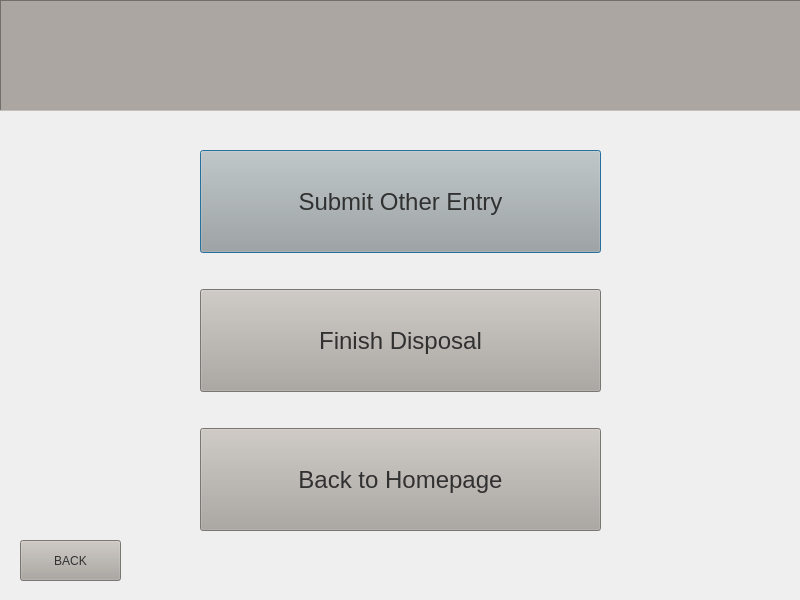
The window that addentry.ui (IshahBautista/BasuraGUIs) describes before a commit, drawn with Qt 5.
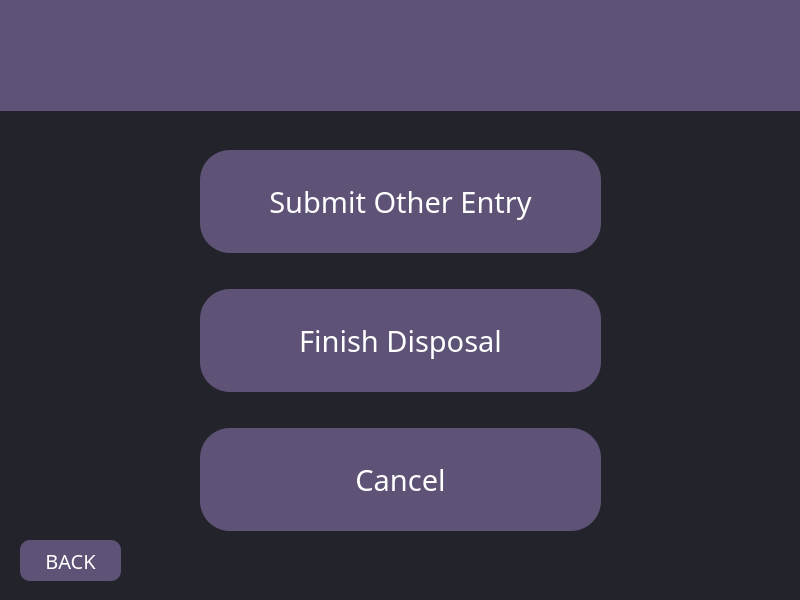
The same window after the commit.

Diff of the .ui file:
```diff
--- a/addentry.ui
+++ b/addentry.ui
@@ -10,9 +10,24 @@
     <height>600</height>
    </rect>
   </property>
+  <property name="sizePolicy">
+   <sizepolicy hsizetype="Fixed" vsizetype="Fixed">
+    <horstretch>0</horstretch>
+    <verstretch>0</verstretch>
+   </sizepolicy>
+  </property>
+  <property name="maximumSize">
+   <size>
+    <width>800</width>
+    <height>600</height>
+   </size>
+  </property>
   <property name="windowTitle">
    <string>Dialog</string>
   </property>
+  <property name="styleSheet">
+   <string notr="true">background-color: rgb(35, 35, 43);</string>
+  </property>
   <widget class="QWidget" name="verticalLayoutWidget">
    <property name="geometry">
     <rect>
@@ -40,9 +55,9 @@
          <colorrole role="Button">
           <brush brushstyle="SolidPattern">
            <color alpha="255">
-            <red>171</red>
-            <green>166</green>
-            <blue>161</blue>
+            <red>94</red>
+            <green>82</green>
+            <blue>118</blue>
            </color>
           </brush>
          </colorrole>
@@ -76,18 +91,27 @@
          <colorrole role="Base">
           <brush brushstyle="SolidPattern">
            <color alpha="255">
-            <red>171</red>
-            <green>166</green>
-            <blue>161</blue>
+            <red>94</red>
+            <green>82</green>
+            <blue>118</blue>
            </color>
           </brush>
          </colorrole>
          <colorrole role="Window">
           <brush brushstyle="SolidPattern">
            <color alpha="255">
-            <red>171</red>
-            <green>166</green>
-            <blue>161</blue>
+            <red>94</red>
+            <green>82</green>
+            <blue>118</blue>
+           </color>
+          </brush>
+         </colorrole>
+         <colorrole role="PlaceholderText">
+          <brush brushstyle="SolidPattern">
+           <color alpha="128">
+            <red>255</red>
+            <green>255</green>
+            <blue>255</blue>
            </color>
           </brush>
          </colorrole>
@@ -114,9 +138,9 @@
          <colorrole role="Button">
           <brush brushstyle="SolidPattern">
            <color alpha="255">
-            <red>171</red>
-            <green>166</green>
-            <blue>161</blue>
+            <red>94</red>
+            <green>82</green>
+            <blue>118</blue>
            </color>
           </brush>
          </colorrole>
@@ -150,18 +174,27 @@
          <colorrole role="Base">
           <brush brushstyle="SolidPattern">
            <color alpha="255">
-            <red>171</red>
-            <green>166</green>
-            <blue>161</blue>
+            <red>94</red>
+            <green>82</green>
+            <blue>118</blue>
            </color>
           </brush>
          </colorrole>
          <colorrole role="Window">
           <brush brushstyle="SolidPattern">
            <color alpha="255">
-            <red>171</red>
-            <green>166</green>
-            <blue>161</blue>
+            <red>94</red>
+            <green>82</green>
+            <blue>118</blue>
+           </color>
+          </brush>
+         </colorrole>
+         <colorrole role="PlaceholderText">
+          <brush brushstyle="SolidPattern">
+           <color alpha="128">
+            <red>255</red>
+            <green>255</green>
+            <blue>255</blue>
            </color>
           </brush>
          </colorrole>
@@ -176,12 +209,30 @@
          </colorrole>
         </inactive>
         <disabled>
+         <colorrole role="WindowText">
+          <brush brushstyle="SolidPattern">
+           <color alpha="255">
+            <red>255</red>
+            <green>255</green>
+            <blue>255</blue>
+           </color>
+          </brush>
+         </colorrole>
          <colorrole role="Button">
           <brush brushstyle="SolidPattern">
            <color alpha="255">
-            <red>171</red>
-            <green>166</green>
-            <blue>161</blue>
+            <red>94</red>
+            <green>82</green>
+            <blue>118</blue>
+           </color>
+          </brush>
+         </colorrole>
+         <colorrole role="Text">
+          <brush brushstyle="SolidPattern">
+           <color alpha="255">
+            <red>255</red>
+            <green>255</green>
+            <blue>255</blue>
            </color>
           </brush>
          </colorrole>
@@ -194,21 +245,39 @@
            </color>
           </brush>
          </colorrole>
+         <colorrole role="ButtonText">
+          <brush brushstyle="SolidPattern">
+           <color alpha="255">
+            <red>255</red>
+            <green>255</green>
+            <blue>255</blue>
+           </color>
+          </brush>
+         </colorrole>
          <colorrole role="Base">
           <brush brushstyle="SolidPattern">
            <color alpha="255">
-            <red>171</red>
-            <green>166</green>
-            <blue>161</blue>
+            <red>94</red>
+            <green>82</green>
+            <blue>118</blue>
            </color>
           </brush>
          </colorrole>
          <colorrole role="Window">
           <brush brushstyle="SolidPattern">
            <color alpha="255">
-            <red>171</red>
-            <green>166</green>
-            <blue>161</blue>
+            <red>94</red>
+            <green>82</green>
+            <blue>118</blue>
+           </color>
+          </brush>
+         </colorrole>
+         <colorrole role="PlaceholderText">
+          <brush brushstyle="SolidPattern">
+           <color alpha="128">
+            <red>255</red>
+            <green>255</green>
+            <blue>255</blue>
            </color>
           </brush>
          </colorrole>
@@ -231,7 +300,11 @@
        </font>
       </property>
       <property name="styleSheet">
-       <string notr="true">background-color: rgb(171, 166, 161);</string>
+       <string notr="true">QLabel {
+	border: none;
+	color: white;
+	background-color: rgb(94, 82, 118);
+}</string>
       </property>
       <property name="frameShape">
        <enum>QFrame::Panel</enum>
@@ -298,9 +371,9 @@
          <colorrole role="Button">
           <brush brushstyle="SolidPattern">
            <color alpha="255">
-            <red>171</red>
-            <green>166</green>
-            <blue>161</blue>
+            <red>94</red>
+            <green>82</green>
+            <blue>118</blue>
            </color>
           </brush>
          </colorrole>
@@ -334,18 +407,27 @@
          <colorrole role="Base">
           <brush brushstyle="SolidPattern">
            <color alpha="255">
-            <red>171</red>
-            <green>166</green>
-            <blue>161</blue>
+            <red>94</red>
+            <green>82</green>
+            <blue>118</blue>
            </color>
           </brush>
          </colorrole>
          <colorrole role="Window">
           <brush brushstyle="SolidPattern">
            <color alpha="255">
-            <red>171</red>
-            <green>166</green>
-            <blue>161</blue>
+            <red>94</red>
+            <green>82</green>
+            <blue>118</blue>
+           </color>
+          </brush>
+         </colorrole>
+         <colorrole role="PlaceholderText">
+          <brush brushstyle="SolidPattern">
+           <color alpha="128">
+            <red>255</red>
+            <green>255</green>
+            <blue>255</blue>
            </color>
           </brush>
          </colorrole>
@@ -372,9 +454,9 @@
          <colorrole role="Button">
           <brush brushstyle="SolidPattern">
            <color alpha="255">
-            <red>171</red>
-            <green>166</green>
-            <blue>161</blue>
+            <red>94</red>
+            <green>82</green>
+            <blue>118</blue>
            </color>
           </brush>
          </colorrole>
@@ -408,18 +490,27 @@
          <colorrole role="Base">
           <brush brushstyle="SolidPattern">
            <color alpha="255">
-            <red>171</red>
-            <green>166</green>
-            <blue>161</blue>
+            <red>94</red>
+            <green>82</green>
+            <blue>118</blue>
            </color>
           </brush>
          </colorrole>
          <colorrole role="Window">
           <brush brushstyle="SolidPattern">
            <color alpha="255">
-            <red>171</red>
-            <green>166</green>
-            <blue>161</blue>
+            <red>94</red>
+            <green>82</green>
+            <blue>118</blue>
+           </color>
+          </brush>
+         </colorrole>
+         <colorrole role="PlaceholderText">
+          <brush brushstyle="SolidPattern">
+           <color alpha="128">
+            <red>255</red>
+            <green>255</green>
+            <blue>255</blue>
            </color>
           </brush>
          </colorrole>
@@ -434,12 +525,30 @@
          </colorrole>
         </inactive>
         <disabled>
+         <colorrole role="WindowText">
+          <brush brushstyle="SolidPattern">
+           <color alpha="255">
+            <red>255</red>
+            <green>255</green>
+            <blue>255</blue>
+           </color>
+          </brush>
+         </colorrole>
          <colorrole role="Button">
           <brush brushstyle="SolidPattern">
            <color alpha="255">
-            <red>171</red>
-            <green>166</green>
-            <blue>161</blue>
+            <red>94</red>
+            <green>82</green>
+            <blue>118</blue>
+           </color>
+          </brush>
+         </colorrole>
+         <colorrole role="Text">
+          <brush brushstyle="SolidPattern">
+           <color alpha="255">
+            <red>255</red>
+            <green>255</green>
+            <blue>255</blue>
            </color>
           </brush>
          </colorrole>
@@ -452,21 +561,39 @@
            </color>
           </brush>
          </colorrole>
+         <colorrole role="ButtonText">
+          <brush brushstyle="SolidPattern">
+           <color alpha="255">
+            <red>255</red>
+            <green>255</green>
+            <blue>255</blue>
+           </color>
+          </brush>
+         </colorrole>
          <colorrole role="Base">
           <brush brushstyle="SolidPattern">
            <color alpha="255">
-            <red>171</red>
-            <green>166</green>
-            <blue>161</blue>
+            <red>94</red>
+            <green>82</green>
+            <blue>118</blue>
            </color>
           </brush>
          </colorrole>
          <colorrole role="Window">
           <brush brushstyle="SolidPattern">
            <color alpha="255">
-            <red>171</red>
-            <green>166</green>
-            <blue>161</blue>
+            <red>94</red>
+            <green>82</green>
+            <blue>118</blue>
+           </color>
+          </brush>
+         </colorrole>
+         <colorrole role="PlaceholderText">
+          <brush brushstyle="SolidPattern">
+           <color alpha="128">
+            <red>255</red>
+            <green>255</green>
+            <blue>255</blue>
            </color>
           </brush>
          </colorrole>
@@ -484,7 +611,8 @@
       </property>
       <property name="font">
        <font>
-        <pointsize>18</pointsize>
+        <family>Oswald</family>
+        <pointsize>22</pointsize>
        </font>
       </property>
       <property name="cursor">
@@ -494,7 +622,16 @@
        <bool>false</bool>
       </property>
       <property name="styleSheet">
-       <string notr="true">background-color: rgb(171, 166, 161);</string>
+       <string notr="true">QPushButton {
+	border: none;
+	color: white;
+	background-color: rgb(94, 82, 118);
+	border-radius: 30px;
+}
+
+QPushButton:Hover {
+	background-color: rgb(183, 164, 222);
+}</string>
       </property>
       <property name="text">
        <string>Submit Other Entry</string>
@@ -540,9 +677,9 @@
          <colorrole role="Button">
           <brush brushstyle="SolidPattern">
            <color alpha="255">
-            <red>171</red>
-            <green>166</green>
-            <blue>161</blue>
+            <red>94</red>
+            <green>82</green>
+            <blue>118</blue>
            </color>
           </brush>
          </colorrole>
@@ -576,18 +713,27 @@
          <colorrole role="Base">
           <brush brushstyle="SolidPattern">
            <color alpha="255">
-            <red>171</red>
-            <green>166</green>
-            <blue>161</blue>
+            <red>94</red>
+            <green>82</green>
+            <blue>118</blue>
            </color>
           </brush>
          </colorrole>
          <colorrole role="Window">
           <brush brushstyle="SolidPattern">
            <color alpha="255">
-            <red>171</red>
-            <green>166</green>
-            <blue>161</blue>
+            <red>94</red>
+            <green>82</green>
+            <blue>118</blue>
+           </color>
+          </brush>
+         </colorrole>
+         <colorrole role="PlaceholderText">
+          <brush brushstyle="SolidPattern">
+           <color alpha="128">
+            <red>255</red>
+            <green>255</green>
+            <blue>255</blue>
            </color>
           </brush>
          </colorrole>
@@ -614,9 +760,9 @@
          <colorrole role="Button">
           <brush brushstyle="SolidPattern">
            <color alpha="255">
-            <red>171</red>
-            <green>166</green>
-            <blue>161</blue>
+            <red>94</red>
+            <green>82</green>
+            <blue>118</blue>
            </color>
           </brush>
          </colorrole>
@@ -650,18 +796,27 @@
          <colorrole role="Base">
           <brush brushstyle="SolidPattern">
            <color alpha="255">
-            <red>171</red>
-            <green>166</green>
-            <blue>161</blue>
+            <red>94</red>
+            <green>82</green>
+            <blue>118</blue>
            </color>
           </brush>
          </colorrole>
          <colorrole role="Window">
           <brush brushstyle="SolidPattern">
            <color alpha="255">
-            <red>171</red>
-            <green>166</green>
-            <blue>161</blue>
+            <red>94</red>
+            <green>82</green>
+            <blue>118</blue>
+           </color>
+          </brush>
+         </colorrole>
+         <colorrole role="PlaceholderText">
+          <brush brushstyle="SolidPattern">
+           <color alpha="128">
+            <red>255</red>
+            <green>255</green>
+            <blue>255</blue>
            </color>
           </brush>
          </colorrole>
@@ -676,12 +831,30 @@
          </colorrole>
         </inactive>
         <disabled>
+         <colorrole role="WindowText">
+          <brush brushstyle="SolidPattern">
+           <color alpha="255">
+            <red>255</red>
+            <green>255</green>
+            <blue>255</blue>
+           </color>
+          </brush>
+         </colorrole>
          <colorrole role="Button">
           <brush brushstyle="SolidPattern">
            <color alpha="255">
-            <red>171</red>
-            <green>166</green>
-            <blue>161</blue>
+            <red>94</red>
+            <green>82</green>
+            <blue>118</blue>
+           </color>
+          </brush>
+         </colorrole>
+         <colorrole role="Text">
+          <brush brushstyle="SolidPattern">
+           <color alpha="255">
+            <red>255</red>
+            <green>255</green>
+            <blue>255</blue>
            </color>
           </brush>
          </colorrole>
@@ -694,21 +867,39 @@
            </color>
           </brush>
          </colorrole>
+         <colorrole role="ButtonText">
+          <brush brushstyle="SolidPattern">
+           <color alpha="255">
+            <red>255</red>
+            <green>255</green>
+            <blue>255</blue>
+           </color>
+          </brush>
+         </colorrole>
          <colorrole role="Base">
           <brush brushstyle="SolidPattern">
            <color alpha="255">
-            <red>171</red>
-            <green>166</green>
-            <blue>161</blue>
+            <red>94</red>
+            <green>82</green>
+            <blue>118</blue>
            </color>
           </brush>
          </colorrole>
          <colorrole role="Window">
           <brush brushstyle="SolidPattern">
            <color alpha="255">
-            <red>171</red>
-            <green>166</green>
-            <blue>161</blue>
+            <red>94</red>
+            <green>82</green>
+            <blue>118</blue>
+           </color>
+          </brush>
+         </colorrole>
+         <colorrole role="PlaceholderText">
+          <brush brushstyle="SolidPattern">
+           <color alpha="128">
+            <red>255</red>
+            <green>255</green>
+            <blue>255</blue>
            </color>
           </brush>
          </colorrole>
@@ -726,14 +917,24 @@
       </property>
       <property name="font">
        <font>
-        <pointsize>18</pointsize>
+        <family>Oswald</family>
+        <pointsize>22</pointsize>
        </font>
       </property>
       <property name="cursor">
        <cursorShape>PointingHandCursor</cursorShape>
       </property>
       <property name="styleSheet">
-       <string notr="true">background-color: rgb(171, 166, 161);</string>
+       <string notr="true">QPushButton {
+	border: none;
+	color: white;
+	background-color: rgb(94, 82, 118);
+	border-radius: 30px;
+}
+
+QPushButton:Hover {
+	background-color: rgb(183, 164, 222);
+}</string>
       </property>
       <property name="text">
        <string>Finish Disposal</string>
@@ -782,9 +983,9 @@
          <colorrole role="Button">
           <brush brushstyle="SolidPattern">
            <color alpha="255">
-            <red>171</red>
-            <green>166</green>
-            <blue>161</blue>
+            <red>94</red>
+            <green>82</green>
+            <blue>118</blue>
            </color>
           </brush>
          </colorrole>
@@ -818,18 +1019,27 @@
          <colorrole role="Base">
           <brush brushstyle="SolidPattern">
            <color alpha="255">
-            <red>171</red>
-            <green>166</green>
-            <blue>161</blue>
+            <red>94</red>
+            <green>82</green>
+            <blue>118</blue>
            </color>
           </brush>
          </colorrole>
          <colorrole role="Window">
           <brush brushstyle="SolidPattern">
            <color alpha="255">
-            <red>171</red>
-            <green>166</green>
-            <blue>161</blue>
+            <red>94</red>
+            <green>82</green>
+            <blue>118</blue>
+           </color>
+          </brush>
+         </colorrole>
+         <colorrole role="PlaceholderText">
+          <brush brushstyle="SolidPattern">
+           <color alpha="128">
+            <red>255</red>
+            <green>255</green>
+            <blue>255</blue>
            </color>
           </brush>
          </colorrole>
@@ -856,9 +1066,9 @@
          <colorrole role="Button">
           <brush brushstyle="SolidPattern">
            <color alpha="255">
-            <red>171</red>
-            <green>166</green>
-            <blue>161</blue>
+            <red>94</red>
+            <green>82</green>
+            <blue>118</blue>
            </color>
           </brush>
          </colorrole>
@@ -892,18 +1102,27 @@
          <colorrole role="Base">
           <brush brushstyle="SolidPattern">
            <color alpha="255">
-            <red>171</red>
-            <green>166</green>
-            <blue>161</blue>
+            <red>94</red>
+            <green>82</green>
+            <blue>118</blue>
            </color>
           </brush>
          </colorrole>
          <colorrole role="Window">
           <brush brushstyle="SolidPattern">
            <color alpha="255">
-            <red>171</red>
-            <green>166</green>
-            <blue>161</blue>
+            <red>94</red>
+            <green>82</green>
+            <blue>118</blue>
+           </color>
+          </brush>
+         </colorrole>
+         <colorrole role="PlaceholderText">
+          <brush brushstyle="SolidPattern">
+           <color alpha="128">
+            <red>255</red>
+            <green>255</green>
+            <blue>255</blue>
            </color>
           </brush>
          </colorrole>
@@ -918,12 +1137,30 @@
          </colorrole>
         </inactive>
         <disabled>
+         <colorrole role="WindowText">
+          <brush brushstyle="SolidPattern">
+           <color alpha="255">
+            <red>255</red>
+            <green>255</green>
+            <blue>255</blue>
+           </color>
+          </brush>
+         </colorrole>
          <colorrole role="Button">
           <brush brushstyle="SolidPattern">
            <color alpha="255">
-            <red>171</red>
-            <green>166</green>
-            <blue>161</blue>
+            <red>94</red>
+            <green>82</green>
+            <blue>118</blue>
+           </color>
+          </brush>
+         </colorrole>
+         <colorrole role="Text">
+          <brush brushstyle="SolidPattern">
+           <color alpha="255">
+            <red>255</red>
+            <green>255</green>
+            <blue>255</blue>
            </color>
           </brush>
          </colorrole>
@@ -936,21 +1173,39 @@
            </color>
           </brush>
          </colorrole>
+         <colorrole role="ButtonText">
+          <brush brushstyle="SolidPattern">
+           <color alpha="255">
+            <red>255</red>
+            <green>255</green>
+            <blue>255</blue>
+           </color>
+          </brush>
+         </colorrole>
          <colorrole role="Base">
           <brush brushstyle="SolidPattern">
            <color alpha="255">
-            <red>171</red>
-            <green>166</green>
-            <blue>161</blue>
+            <red>94</red>
+            <green>82</green>
+            <blue>118</blue>
            </color>
           </brush>
          </colorrole>
          <colorrole role="Window">
           <brush brushstyle="SolidPattern">
            <color alpha="255">
-            <red>171</red>
-            <green>166</green>
-            <blue>161</blue>
+            <red>94</red>
+            <green>82</green>
+            <blue>118</blue>
+           </color>
+          </brush>
+         </colorrole>
+         <colorrole role="PlaceholderText">
+          <brush brushstyle="SolidPattern">
+           <color alpha="128">
+            <red>255</red>
+            <green>255</green>
+            <blue>255</blue>
            </color>
           </brush>
          </colorrole>
@@ -968,17 +1223,27 @@
       </property>
       <property name="font">
        <font>
-        <pointsize>18</pointsize>
+        <family>Oswald</family>
+        <pointsize>22</pointsize>
        </font>
       </property>
       <property name="cursor">
        <cursorShape>PointingHandCursor</cursorShape>
       </property>
       <property name="styleSheet">
-       <string notr="true">background-color: rgb(171, 166, 161);</string>
+       <string notr="true">QPushButton {
+	border: none;
+	color: white;
+	background-color: rgb(94, 82, 118);
+	border-radius: 30px;
+}
+
+QPushButton:Hover {
+	background-color: rgb(183, 164, 222);
+}</string>
       </property>
       <property name="text">
-       <string>Back to Homepage</string>
+       <string>Cancel</string>
       </property>
      </widget>
     </item>
@@ -1024,9 +1289,9 @@
       <colorrole role="Button">
        <brush brushstyle="SolidPattern">
         <color alpha="255">
-         <red>171</red>
-         <green>166</green>
-         <blue>161</blue>
+         <red>94</red>
+         <green>82</green>
+         <blue>118</blue>
         </color>
        </brush>
       </colorrole>
@@ -1060,18 +1325,27 @@
       <colorrole role="Base">
        <brush brushstyle="SolidPattern">
         <color alpha="255">
-         <red>171</red>
-         <green>166</green>
-         <blue>161</blue>
+         <red>94</red>
+         <green>82</green>
+         <blue>118</blue>
         </color>
        </brush>
       </colorrole>
       <colorrole role="Window">
        <brush brushstyle="SolidPattern">
         <color alpha="255">
-         <red>171</red>
-         <green>166</green>
-         <blue>161</blue>
+         <red>94</red>
+         <green>82</green>
+         <blue>118</blue>
+        </color>
+       </brush>
+      </colorrole>
+      <colorrole role="PlaceholderText">
+       <brush brushstyle="SolidPattern">
+        <color alpha="128">
+         <red>255</red>
+         <green>255</green>
+         <blue>255</blue>
         </color>
        </brush>
       </colorrole>
@@ -1098,9 +1372,9 @@
       <colorrole role="Button">
        <brush brushstyle="SolidPattern">
         <color alpha="255">
-         <red>171</red>
-         <green>166</green>
-         <blue>161</blue>
+         <red>94</red>
+         <green>82</green>
+         <blue>118</blue>
         </color>
        </brush>
       </colorrole>
@@ -1134,18 +1408,27 @@
       <colorrole role="Base">
        <brush brushstyle="SolidPattern">
         <color alpha="255">
-         <red>171</red>
-         <green>166</green>
-         <blue>161</blue>
+         <red>94</red>
+         <green>82</green>
+         <blue>118</blue>
         </color>
        </brush>
       </colorrole>
       <colorrole role="Window">
        <brush brushstyle="SolidPattern">
         <color alpha="255">
-         <red>171</red>
-         <green>166</green>
-         <blue>161</blue>
+         <red>94</red>
+         <green>82</green>
+         <blue>118</blue>
+        </color>
+       </brush>
+      </colorrole>
+      <colorrole role="PlaceholderText">
+       <brush brushstyle="SolidPattern">
+        <color alpha="128">
+         <red>255</red>
+         <green>255</green>
+         <blue>255</blue>
         </color>
        </brush>
       </colorrole>
@@ -1160,12 +1443,30 @@
       </colorrole>
      </inactive>
      <disabled>
+      <colorrole role="WindowText">
+       <brush brushstyle="SolidPattern">
+        <color alpha="255">
+         <red>255</red>
+         <green>255</green>
+         <blue>255</blue>
+        </color>
+       </brush>
+      </colorrole>
       <colorrole role="Button">
        <brush brushstyle="SolidPattern">
         <color alpha="255">
-         <red>171</red>
-         <green>166</green>
-         <blue>161</blue>
+         <red>94</red>
+         <green>82</green>
+         <blue>118</blue>
+        </color>
+       </brush>
+      </colorrole>
+      <colorrole role="Text">
+       <brush brushstyle="SolidPattern">
+        <color alpha="255">
+         <red>255</red>
+         <green>255</green>
+         <blue>255</blue>
         </color>
        </brush>
       </colorrole>
@@ -1178,21 +1479,39 @@
         </color>
        </brush>
       </colorrole>
+      <colorrole role="ButtonText">
+       <brush brushstyle="SolidPattern">
+        <color alpha="255">
+         <red>255</red>
+         <green>255</green>
+         <blue>255</blue>
+        </color>
+       </brush>
+      </colorrole>
       <colorrole role="Base">
        <brush brushstyle="SolidPattern">
         <color alpha="255">
-         <red>171</red>
-         <green>166</green>
-         <blue>161</blue>
+         <red>94</red>
+         <green>82</green>
+         <blue>118</blue>
         </color>
        </brush>
       </colorrole>
       <colorrole role="Window">
        <brush brushstyle="SolidPattern">
         <color alpha="255">
-         <red>171</red>
-         <green>166</green>
-         <blue>161</blue>
+         <red>94</red>
+         <green>82</green>
+         <blue>118</blue>
+        </color>
+       </brush>
+      </colorrole>
+      <colorrole role="PlaceholderText">
+       <brush brushstyle="SolidPattern">
+        <color alpha="128">
+         <red>255</red>
+         <green>255</green>
+         <blue>255</blue>
         </color>
        </brush>
       </colorrole>
@@ -1208,11 +1527,26 @@
      </disabled>
     </palette>
    </property>
+   <property name="font">
+    <font>
+     <family>Oswald</family>
+     <pointsize>15</pointsize>
+    </font>
+   </property>
    <property name="cursor">
     <cursorShape>PointingHandCursor</cursorShape>
    </property>
    <property name="styleSheet">
-    <string notr="true">background-color: rgb(171, 166, 161);</string>
+    <string notr="true">QPushButton {
+	border: none;
+	color: white;
+	background-color: rgb(94, 82, 118);
+	border-radius: 10px;
+}
+
+QPushButton:Hover {
+	background-color: rgb(183, 164, 222);
+}</string>
    </property>
    <property name="text">
     <string>BACK</string>
```
